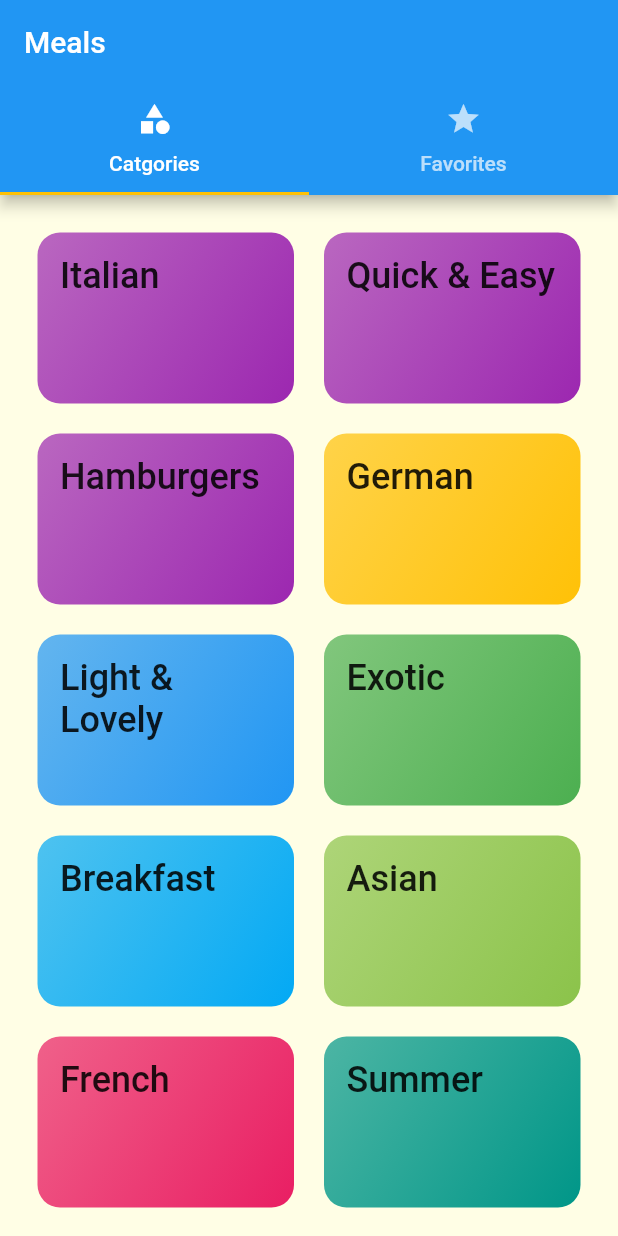
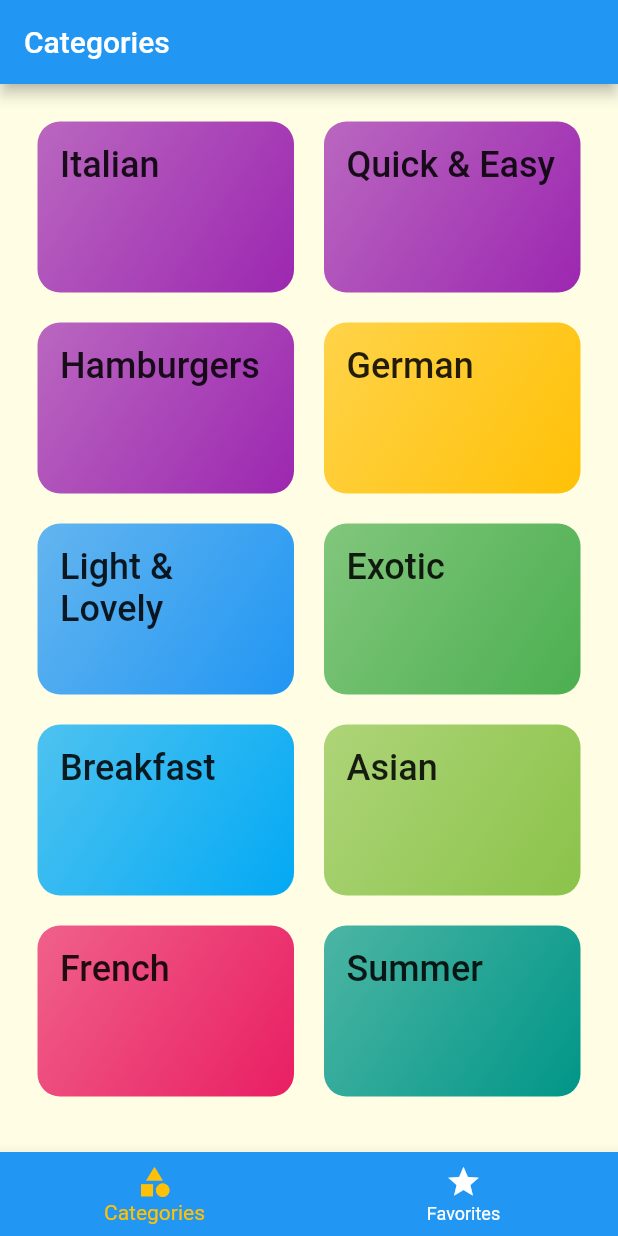
Before and after one commit to mricky/flutter_multipe_screen, a Flutter app: the screen it shows after launch, on a phone screen of 412 x 824 dp. Run offline on Flutter 3.47's test engine with Material 2 defaults, Android fonts, the phone set to English and light mode, and no system bars; Roboto replaces fonts that are missing (RobotoCondensed).

```diff
--- a/lib/screens/categories_screen.dart
+++ b/lib/screens/categories_screen.dart
@@ -25,6 +25,7 @@ class CategoriesScreen extends StatelessWidget {
         crossAxisSpacing: 20,
         mainAxisSpacing: 20
       ),
-    ),);
+    ),
+    );
   }
 }
--- a/lib/screens/tabs_screen.dart
+++ b/lib/screens/tabs_screen.dart
@@ -1,42 +1,60 @@
 import 'package:flutter/material.dart';
 import 'package:flutter_multipe_screen/screens/categories_screen.dart';
-import 'package:flutter_multipe_screen/screens/favorites_screen.dart';
+import './favorites_screen.dart';
 import './categories_screen.dart';
+
 class TabsScreen extends StatefulWidget {
   @override
   _TabsScreenState createState() => _TabsScreenState();
 }
 
 class _TabsScreenState extends State<TabsScreen> {
+  final List<Map<String, Object>> _pages = [
+    {
+      'page': CategoriesScreen(),
+      'title': 'Categories'
+    },
+     {
+      'page': FavoritesScreen(),
+      'title': 'Favorites'
+    },
+
+  ];
+  int _selectedPageIndex = 0;
+  void _selectPage(int index){
+      setState(() {
+         _selectedPageIndex = index;
+      });
+  }
   @override
   Widget build(BuildContext context) {
-    return DefaultTabController(
-        length: 2,
-        // initialIndex: 1,
-        child: Scaffold(
-          appBar: AppBar(title: Text('Meals'),
-          bottom: TabBar(
+    return Scaffold(
+        appBar: AppBar(
+        title: Text(_pages[_selectedPageIndex]['title']),
+        ),
+        body: _pages[_selectedPageIndex]['page'],
+        bottomNavigationBar: BottomNavigationBar(
+          onTap: _selectPage,
+          backgroundColor: Theme.of(context).primaryColor,
+          unselectedItemColor: Colors.white,
+          selectedItemColor: Theme.of(context).accentColor,
 
-            tabs: <Widget>[
-            Tab(
+          currentIndex: _selectedPageIndex,
+          type: BottomNavigationBarType.fixed,
+          items: [
+            BottomNavigationBarItem(
+              backgroundColor: Theme.of(context).primaryColor,
               icon: Icon(Icons.category),
-              text: 'Catgories',
+              title: Text('Categories'),
             ),
-            Tab(
+            BottomNavigationBarItem(
+               backgroundColor: Theme.of(context).primaryColor,
               icon: Icon(Icons.star),
-              text: 'Favorites',
+              title: Text('Favorites'),
             ),
           ],
-          ),
-          ),
-          body: TabBarView(
-            children: <Widget>[
-              CategoriesScreen(),
-              FavoritesScreen()
-            ],
-          ),
         ),
+    );
 
-    );
   }
 }
```
